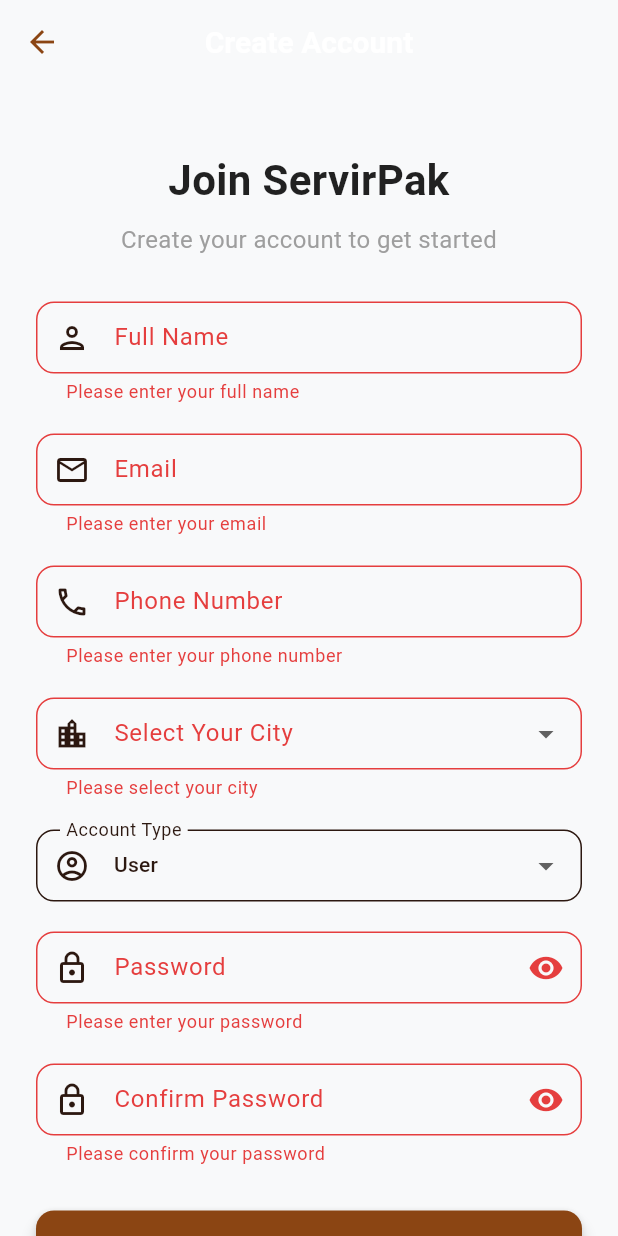
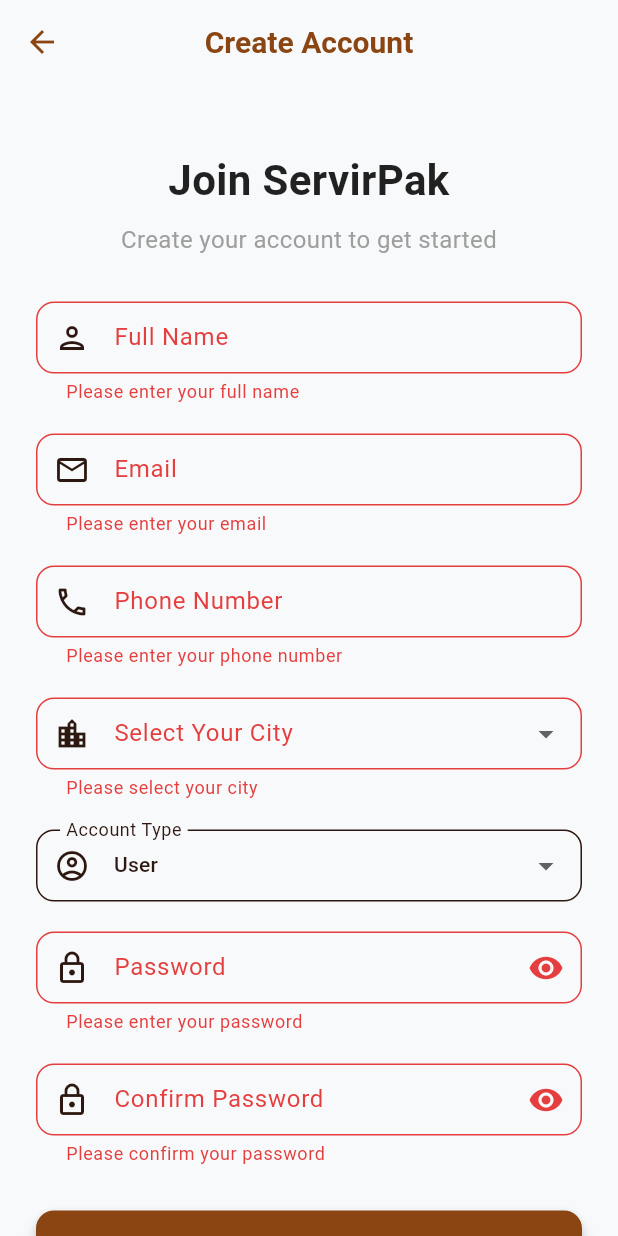
Before and after one commit to DeveloperSarim/ServirPak, a Flutter app: the RegisterScreen screen opened directly, after a tap on "Create Account", on a phone screen of 412 x 824 dp. Run offline on Flutter 3.47's test engine with Material 3 defaults, Android fonts, the phone set to English and light mode, and no system bars; our stand-ins replace cloud_firestore, file_picker, firebase_auth, firebase_core, image_picker, shared_preferences; missing offline and left inert: mailer; accounts and stored records are empty.

Commit message:
Update register_screen.dart

```diff
--- a/lib/screens/auth/register_screen.dart
+++ b/lib/screens/auth/register_screen.dart
@@ -108,9 +108,7 @@ class _RegisterScreenState extends State<RegisterScreen> {
         ScaffoldMessenger.of(context).showSnackBar(
           SnackBar(
             content: Text(
-              _selectedRole == AppConstants.adminRole
-                  ? 'Account created successfully!'
-                  : _selectedRole == AppConstants.lawyerRole
+              _selectedRole == AppConstants.lawyerRole
                   ? 'Account created! Now complete your lawyer profile.'
                   : 'Account created successfully! You can now login.',
             ),
@@ -118,11 +116,7 @@ class _RegisterScreenState extends State<RegisterScreen> {
           ),
         );
 
-        if (_selectedRole == AppConstants.adminRole) {
-          Navigator.of(context).pushReplacement(
-            MaterialPageRoute(builder: (context) => const HomeScreen()),
-          );
-        } else if (_selectedRole == AppConstants.lawyerRole) {
+        if (_selectedRole == AppConstants.lawyerRole) {
           // Get selected city name
           String cityName = _cities
               .firstWhere((city) => city.id == _selectedCity)
@@ -180,7 +174,12 @@ class _RegisterScreenState extends State<RegisterScreen> {
   Widget build(BuildContext context) {
     return Scaffold(
       appBar: AppBar(
-        title: const Text('Create Account'),
+        title: const Text(
+          'Create Account',
+          style: TextStyle(
+            color: const Color(0xFF8B4513), // dark color
+          ),
+        ),
         backgroundColor: Colors.transparent,
         elevation: 0,
         foregroundColor: const Color(0xFF8B4513), // Saddle Brown
@@ -382,10 +381,6 @@ class _RegisterScreenState extends State<RegisterScreen> {
                       value: AppConstants.lawyerRole,
                       child: const Text('Lawyer'),
                     ),
-                    DropdownMenuItem(
-                      value: AppConstants.adminRole,
-                      child: const Text('Admin'),
-                    ),
                   ],
                   onChanged: (value) {
                     setState(() {
@@ -492,7 +487,9 @@ class _RegisterScreenState extends State<RegisterScreen> {
                     ),
                   ),
                   child: _isLoading
-                      ? const CircularProgressIndicator(color: Colors.white)
+                      ? const CircularProgressIndicator(
+                          color: Color.fromARGB(255, 27, 27, 27),
+                        )
                       : const Text(
                           'Create Account',
                           style: TextStyle(
```
